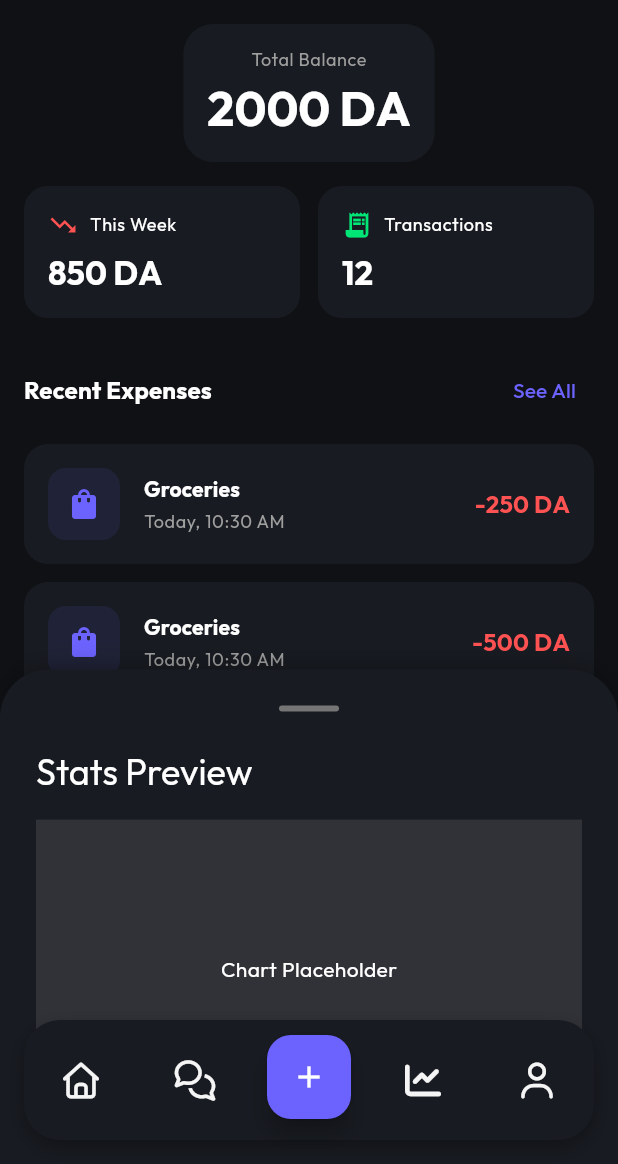
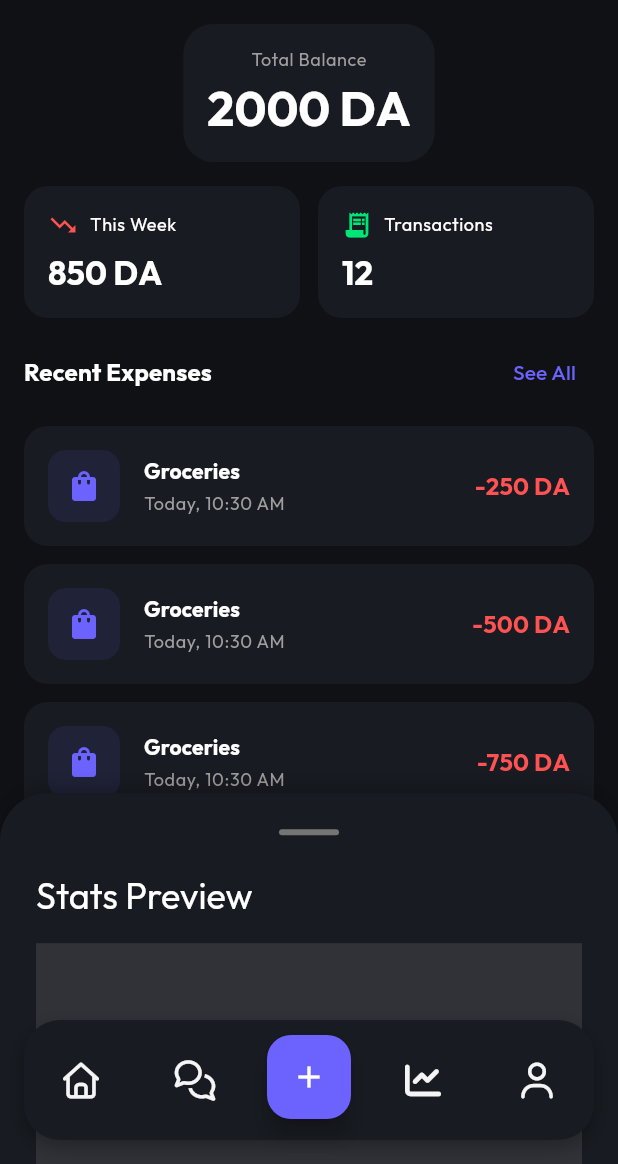
Before and after one commit to BrahimBenzekri/pocketai, a Flutter app: the screen it shows after launch, on a phone screen of 412 x 824 dp, the part 72-1236 px from its top. Run offline on Flutter 3.47's test engine with Material 3 defaults, Android fonts, the phone set to English and light mode, and no system bars; our stand-ins replace font_awesome_flutter, google_fonts, image_picker.

Commit message:
Fix page not scrolable issue

```diff
--- a/lib/screens/home_screen.dart
+++ b/lib/screens/home_screen.dart
@@ -11,6 +11,7 @@ class HomeScreen extends StatelessWidget {
       body: Stack(
         children: [
           SafeArea(
+            child: SingleChildScrollView(
               child: Column(
               children: [
                 // Header
@@ -138,10 +139,9 @@ class HomeScreen extends StatelessWidget {
                     ],
                   ),
                 ),
-                const SizedBox(height: 24),
+                const SizedBox(height: 12),
                 // Recent Expenses Section
-                Expanded(
-                  child: Padding(
+                Padding(
                   padding: const EdgeInsets.symmetric(horizontal: 16),
                   child: Column(
                     crossAxisAlignment: CrossAxisAlignment.start,
@@ -162,8 +162,9 @@ class HomeScreen extends StatelessWidget {
                         ],
                       ),
                       const SizedBox(height: 12),
-                        Expanded(
-                          child: ListView.builder(
+                      ListView.builder(
+                        shrinkWrap: true,
+                        physics: const NeverScrollableScrollPhysics(),
                         itemCount: 3,
                         itemBuilder: (context, index) {
                           return Container(
@@ -219,18 +220,18 @@ class HomeScreen extends StatelessWidget {
                           );
                         },
                       ),
+                      SizedBox(height: MediaQuery.of(context).size.height * 0.3), // Space for draggable sheet
+                    ],
+                  ),
                 ),
               ],
             ),
           ),
         ),
-              ],
-            ),
-          ),
           // Draggable Stats Sheet
           DraggableScrollableSheet(
-            initialChildSize: 0.4,
-            minChildSize: 0.4,
+            initialChildSize: 0.3,
+            minChildSize: 0.3,
             maxChildSize: 0.9,
             builder: (context, scrollController) {
               return Container(
```
Lines whose indentation alone changed are shown as unchanged.
